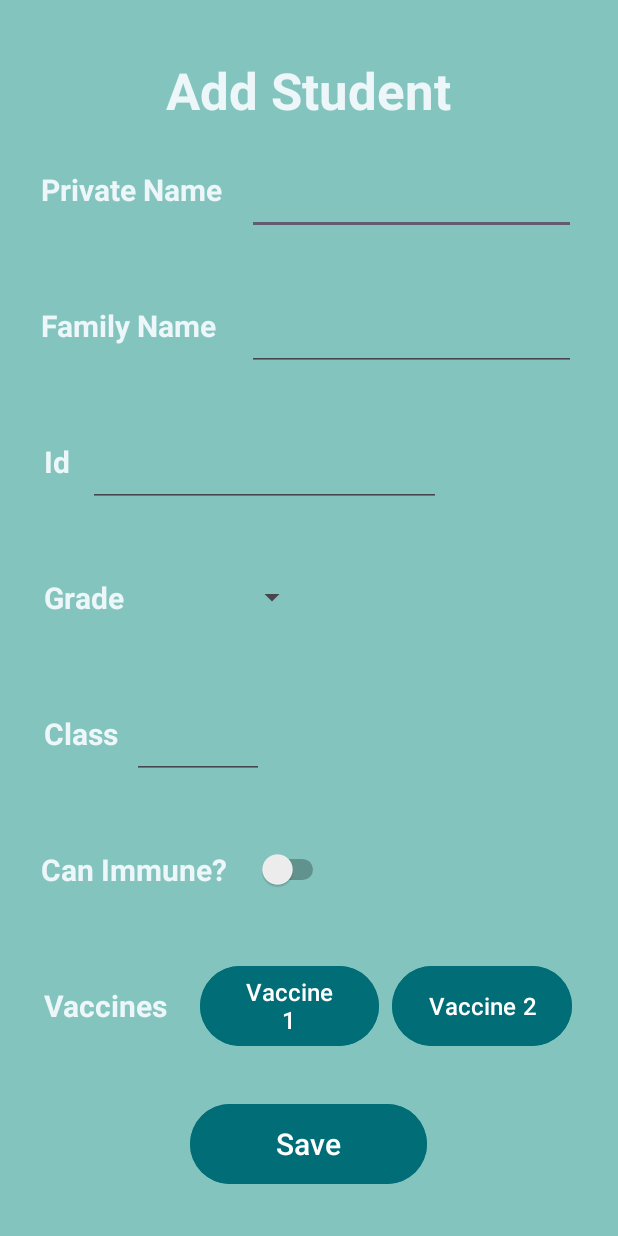
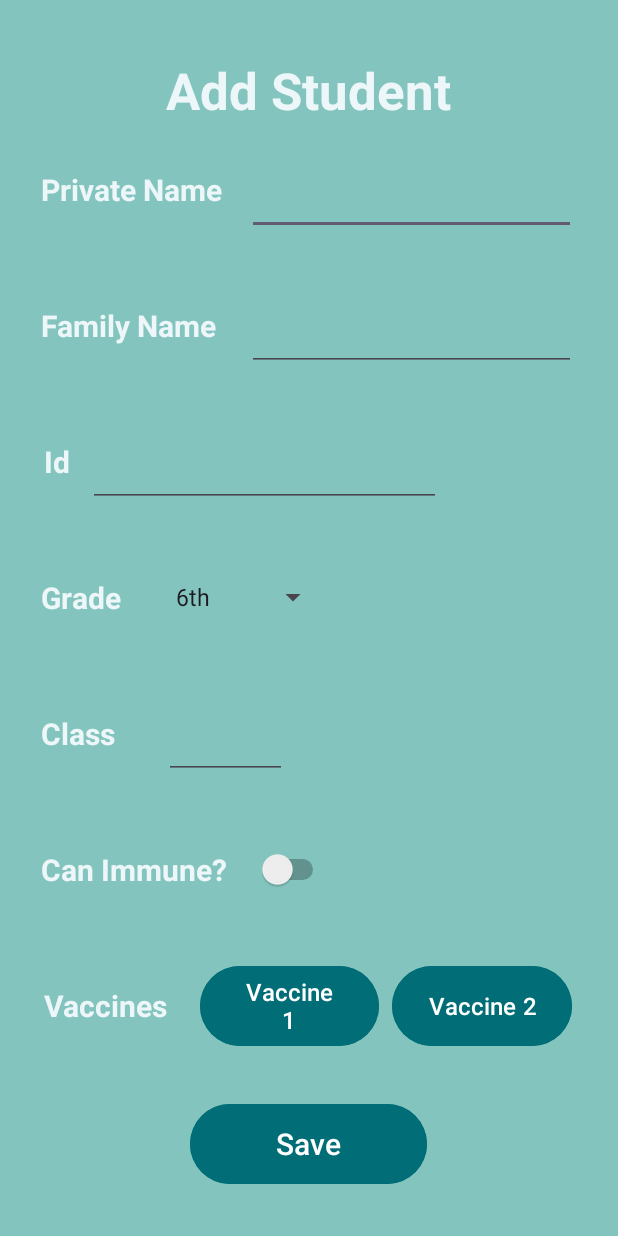
Before and after one commit to or1901/Ex192, an Android app: the screen it shows after launch (AddStudentActivity), on a phone screen of 412 x 824 dp. Run offline under Robolectric (Android 15) with nearby library versions, the phone set to English and light mode, and no system bars.

Commit message:
Connected the grades spinner with the grades array, and adjusted a little the design

```diff
--- a/app/src/main/java/com/example/ex192/AddStudentActivity.java
+++ b/app/src/main/java/com/example/ex192/AddStudentActivity.java
@@ -1,14 +1,32 @@
 package com.example.ex192;
 
 import android.os.Bundle;
+import android.widget.ArrayAdapter;
+import android.widget.Spinner;
 
 import androidx.appcompat.app.AppCompatActivity;
 
 public class AddStudentActivity extends AppCompatActivity {
+    String[] grades = {"6th", "7th", "8th", "9th", "10th", "11th", "12th"};
+    Spinner spGrades;
+    ArrayAdapter<String> spinnerAdp;
 
     @Override
     protected void onCreate(Bundle savedInstanceState) {
         super.onCreate(savedInstanceState);
         setContentView(R.layout.activity_add_student);
+
+        initViews();
+    }
+
+    /**
+     * This function initializes the views objects.
+     */
+    private void initViews() {
+        spGrades = findViewById(R.id.spGrades);
+
+        spinnerAdp = new ArrayAdapter<>(this,
+                androidx.appcompat.R.layout.support_simple_spinner_dropdown_item, grades);
+        spGrades.setAdapter(spinnerAdp);
     }
 }
--- a/app/src/main/res/layout/activity_add_student.xml
+++ b/app/src/main/res/layout/activity_add_student.xml
@@ -181,7 +181,7 @@
         <TextView
             android:layout_width="0dp"
             android:layout_height="match_parent"
-            android:layout_weight="2"
+            android:layout_weight="3"
             android:gravity="left|center_vertical"
             android:text="Grade"
             android:textColor="#edf6f9"
@@ -219,7 +219,7 @@
         <TextView
             android:layout_width="0dp"
             android:layout_height="match_parent"
-            android:layout_weight="2"
+            android:layout_weight="3"
             android:gravity="left|center_vertical"
             android:text="Class"
             android:textColor="#edf6f9"
```
